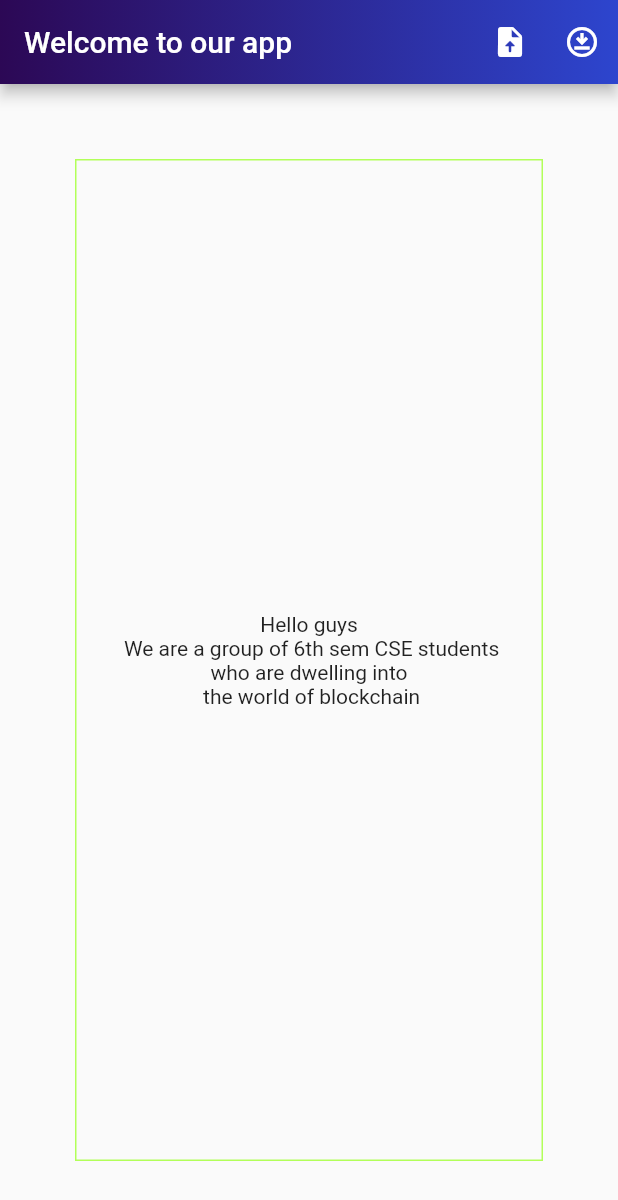
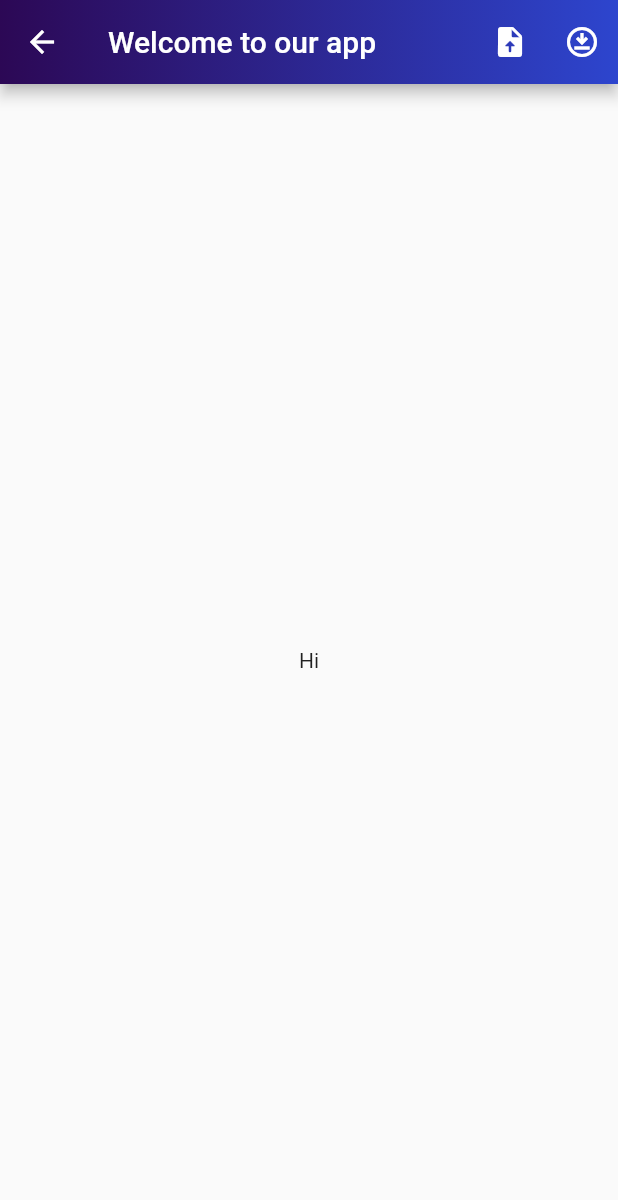
Before and after one commit to Gaurav-0711/Multipeer-decentralised-storage-system, a Flutter app: the screen it shows after launch, after a tap on the "upload file" icon, on a phone screen of 412 x 824 dp. Shown: the top 1200 px of the screen. Run offline on Flutter 3.47's test engine with Material 2 defaults, Android fonts, the phone set to English and light mode, and no system bars.

Commit message:
Unoptimized routing

```diff
--- a/dsapp/lib/main.dart
+++ b/dsapp/lib/main.dart
@@ -1,6 +1,9 @@
 import 'package:flutter/material.dart';
-import 'ThemeClass.dart';
-import 'rsa.dart';
+import 'functions/ThemeClass.dart';
+import 'functions/rsa.dart';
+import './views/download.dart';
+import './views/index.dart';
+import 'views/upload.dart';
 
 void main() {
   runApp(const MyApp());
@@ -15,158 +18,12 @@ class MyApp extends StatelessWidget {
       debugShowCheckedModeBanner: false,
       themeMode: ThemeMode.system,
       darkTheme: ThemeClass.darkTheme,
-      home: const Homely(title: 'Dashboard'),
+      initialRoute: '/',
+      routes: {
+        '/': (context) => const Homely(title: 'Welcome'),
+        '/upload': (context) => const Upload(),
+        '/download':(context) => const Download(),
+      },
     );
   }
 }
-
-class MyHomePage extends StatefulWidget {
-  const MyHomePage({Key? key, required this.title}) : super(key: key);
-  final String title;
-  @override
-  State<MyHomePage> createState() => _MyHomePageState();
-}
-
-class _MyHomePageState extends State<MyHomePage> {
-  int _counter = 400;
-  final int _sum = RsaEncryption.compute(5, 10);
-  void _incrementCounter() {
-    setState(() {
-      _counter++;
-    });
-  }
-
-  void _resetCounter() {
-    setState(() {
-      _counter = 0;
-    });
-  }
-
-  @override
-  Widget build(BuildContext context) {
-    return Scaffold(
-        appBar: AppBar(
-          title: Text(widget.title),
-          actions: <Widget>[
-            TextButton(
-              onPressed: () {},
-              child: const Text("Save"),
-            ),
-            TextButton(
-              onPressed: () {},
-              child: const Text("Lessgo"),
-            ),
-          ],
-        ),
-        body: Center(
-          child: Column(
-              mainAxisAlignment: MainAxisAlignment.center,
-              children: <Widget>[
-                const Text(
-                  'Who all use this app?',
-                ),
-                Text(
-                  '$_counter\n  $_sum',
-                  style: Theme.of(context).textTheme.headline4,
-                ),
-                TextButton(
-                  style: ButtonStyle(
-                    foregroundColor:
-                        MaterialStateProperty.all<Color>(Colors.blue),
-                  ),
-                  onPressed: () {
-                    _incrementCounter();
-                  },
-                  child: const Text('Hit it guys'),
-                ),
-              ]),
-        ),
-        floatingActionButton: FloatingActionButton(
-            onPressed: _resetCounter,
-            tooltip: 'Reset',
-            child: const Icon(Icons.restore_from_trash_rounded))
-        //    floatingActionButton: FloatingActionButton(
-        //   onPressed: _incrementCounter,
-        //   tooltip: 'Increment',
-        //   child: const Icon(Icons.add),
-        );
-  }
-}
-
-class SecondRoute extends StatelessWidget {
-  const SecondRoute({super.key});
-
-  @override
-  Widget build(BuildContext context) {
-    return Scaffold(
-      appBar: AppBar(
-        title: const Text('Second Route'),
-      ),
-      body: Center(
-        child: ElevatedButton(
-          onPressed: () {
-            Navigator.pop(context);
-          },
-          child: const Text('Go back!'),
-        ),
-      ),
-    );
-  }
-}
-
-class Homely extends StatefulWidget {
-  final String title;
-  const Homely({Key? key, required this.title}) : super(key: key);
-
-  @override
-  _HomelyState createState() => _HomelyState();
-}
-
-class _HomelyState extends State<Homely> {
-  @override
-  Widget build(BuildContext context) {
-    return Scaffold(
-      appBar: AppBar(
-        // backgroundColor: Color.fromARGB(255, 56, 18, 210),
-        title:const Text('Welcome to our app'),
-        flexibleSpace: Container(
-          decoration: const BoxDecoration(
-            gradient: LinearGradient(
-              begin: Alignment.centerLeft,
-              end: Alignment.centerRight,
-              colors: <Color>[
-                Color.fromARGB(255, 44, 8, 85),
-                Color.fromARGB(255, 45, 69, 206),
-              ],
-            ),
-          ),
-        ),
-        actions: [
-          IconButton(
-            icon: const Icon(Icons.upload_file_rounded),
-            onPressed: () {},
-          ),
-          IconButton(
-            icon: const Icon(Icons.download_for_offline_outlined),
-            onPressed: () {},
-          ),
-        ],
-      ),
-      body: Center(
-          child: Container(
-        padding: const EdgeInsets.all(20.0),
-        margin: const EdgeInsets.all(50),
-        decoration: BoxDecoration(
-          border: Border.all(color: Colors.lightGreenAccent),
-        ),
-        child: const Center(
-            child: Text(
-                'Hello guys\n We are a group of 6th sem CSE students who are dwelling into\n the world of blockchain',
-      textAlign: TextAlign.center,
-      ),
-      ),
-      ),
-    )
-    );
-  }
-}
--- /dev/null
+++ b/dsapp/lib/views/index.dart
@@ -0,0 +1,62 @@
+import 'package:flutter/material.dart';
+import '../functions/rsa.dart';
+
+class Homely extends StatefulWidget {
+  final String title;
+  const Homely({Key? key, required this.title}) : super(key: key);
+
+  @override
+  _HomelyState createState() => _HomelyState();
+}
+
+class _HomelyState extends State<Homely> {
+  @override
+  Widget build(BuildContext context) {
+    return Scaffold(
+        appBar: AppBar(
+          // backgroundColor: Color.fromARGB(255, 56, 18, 210),
+          title: const Text('Welcome to our app'),
+          flexibleSpace: Container(
+            decoration: const BoxDecoration(
+              gradient: LinearGradient(
+                begin: Alignment.centerLeft,
+                end: Alignment.centerRight,
+                colors: <Color>[
+                  Color.fromARGB(255, 44, 8, 85),
+                  Color.fromARGB(255, 45, 69, 206),
+                ],
+              ),
+            ),
+          ),
+          actions: [
+            IconButton(
+              icon: const Icon(Icons.upload_file_rounded),
+              onPressed: () {
+                Navigator.of(context).pushNamed('/upload');
+              },
+            ),
+            IconButton(
+              icon: const Icon(Icons.download_for_offline_outlined),
+              onPressed: () {
+                Navigator.of(context).pushNamed('/download');
+              },
+            ),
+          ],
+        ),
+        body: Center(
+          child: Container(
+            padding: const EdgeInsets.all(20.0),
+            margin: const EdgeInsets.all(50),
+            decoration: BoxDecoration(
+              border: Border.all(color: Colors.lightGreenAccent),
+            ),
+            child: const Center(
+              child: Text(
+                'Hello guys\n We are a group of 6th sem CSE students who are dwelling into\n the world of blockchain',
+                textAlign: TextAlign.center,
+              ),
+            ),
+          ),
+        ));
+  }
+}
--- /dev/null
+++ b/dsapp/lib/views/upload.dart
@@ -0,0 +1,42 @@
+import 'package:flutter/material.dart';
+import '../functions/rsa.dart';
+
+class Upload extends StatelessWidget {
+  const Upload({Key? key}) : super(key: key);
+  @override
+  Widget build(BuildContext context) {
+    return Scaffold(
+      appBar: AppBar(
+        // backgroundColor: Color.fromARGB(255, 56, 18, 210),
+        title: const Text('Welcome to our app'),
+        flexibleSpace: Container(
+          decoration: const BoxDecoration(
+            gradient: LinearGradient(
+              begin: Alignment.centerLeft,
+              end: Alignment.centerRight,
+              colors: <Color>[
+                Color.fromARGB(255, 44, 8, 85),
+                Color.fromARGB(255, 45, 69, 206),
+              ],
+            ),
+          ),
+        ),
+        actions: [
+          IconButton(
+            icon: const Icon(Icons.upload_file_rounded),
+            onPressed: () {},
+          ),
+          IconButton(
+            icon: const Icon(Icons.download_for_offline_outlined),
+            onPressed: () {
+              Navigator.of(context).pushNamed('/download');
+            },
+          ),
+        ],
+      ),
+      body: const Center(
+        child: Text('Hi'),
+      ),
+    );
+  }
+}
```
Also changed, not shown: dsapp/lib/views/download.dart (added, +49 -0 lines), dsapp/lib/functions/ThemeClass.dart (renamed from dsapp/lib/ThemeClass.dart), dsapp/lib/functions/rsa.dart (renamed from dsapp/lib/rsa.dart).
